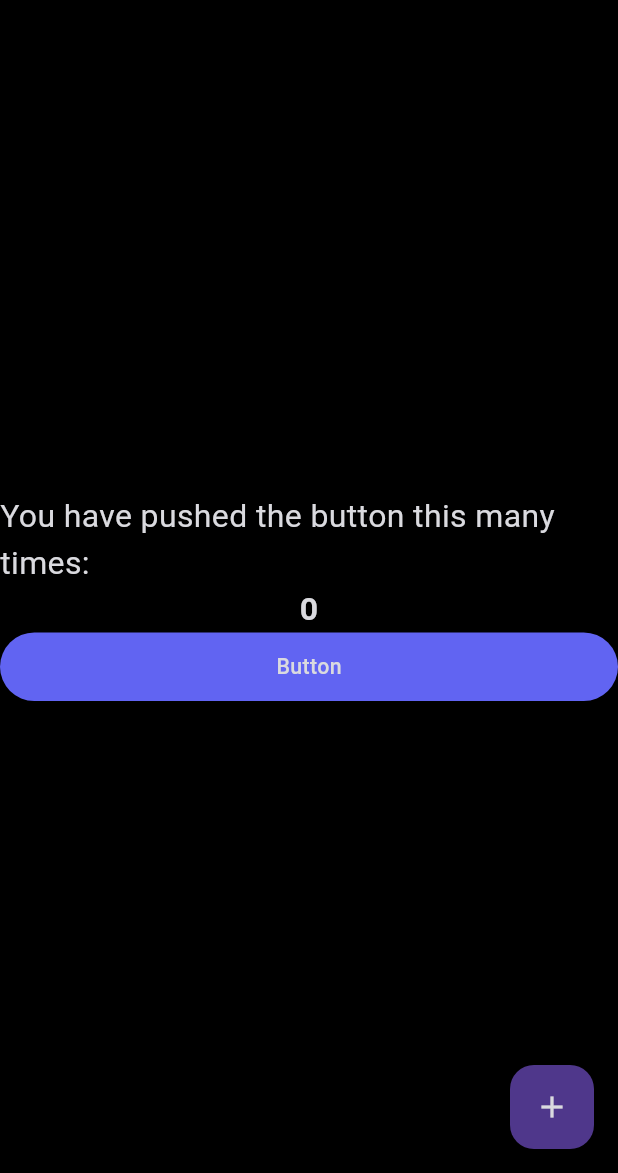
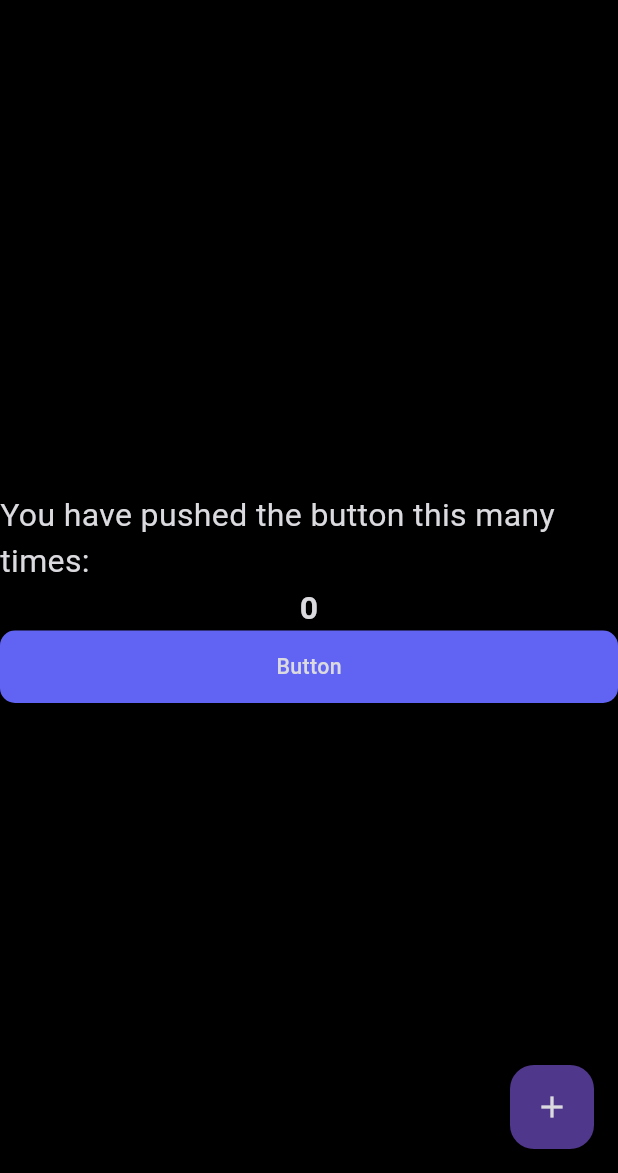
Before and after one commit to ahmadexe/PRISM-Mobile-App, a Flutter app: the screen it shows after launch, on a phone screen of 412 x 824 dp, the part 63-1236 px from its top. Run offline on Flutter 3.47's test engine with Material 3 defaults, Android fonts, the phone set to English and light mode, and no system bars; our stand-ins replace flutter_screenutil; missing offline and left inert: navigation_history_observer; Roboto replaces fonts that are missing (Poppins).

Commit message:
improvement: updating button design

```diff
--- a/lib/main.dart
+++ b/lib/main.dart
@@ -105,6 +105,7 @@ class _MyHomePageState extends State<MyHomePage> {
             AppButton(
               onPressed: () {},
               label: 'Button',
+              buttonType: ButtonType.secondary,
             )
             // ElevatedButton(onPressed: (){}, child: Text('fdksajh'))
           ],
--- a/lib/widgets/design/buttons/app_button.dart
+++ b/lib/widgets/design/buttons/app_button.dart
@@ -30,11 +30,11 @@ class AppButton extends StatelessWidget {
       child: AnimatedContainer(
         duration: const Duration(milliseconds: 200),
         width: width ?? double.infinity,
-        height: height ?? AppDimensions.normalize(18),
+        height: height ?? AppDimensions.normalize(19),
         decoration: buttonType == ButtonType.secondary
             ? BoxDecoration(
-                borderRadius: BorderRadius.circular(AppDimensions.ratio * 100),
-                color: AppTheme.c.fieldLight!,
+                borderRadius: BorderRadius.circular(AppDimensions.ratio * 5),
+                color: backgroundColor ?? AppTheme.c.primary,
               )
             : buttonType == ButtonType.bordered
                 ? BoxDecoration(
```
